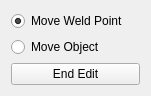
The window that scribus/ui/weldeditbase.ui (scribusproject/scribus) describes before a commit, drawn with Qt 5.
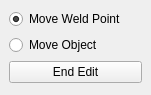
The same window after the commit. Custom widgets are drawn as their Qt base class.

Commit message: #16467: Unify margins and spacing for dialogs, set 6 <bubu>

```diff
--- a/scribus/ui/weldeditbase.ui
+++ b/scribus/ui/weldeditbase.ui
@@ -14,6 +14,18 @@
    <string>Edit Weld</string>
   </property>
   <layout class="QVBoxLayout" name="verticalLayout">
+   <property name="leftMargin">
+    <number>9</number>
+   </property>
+   <property name="topMargin">
+    <number>9</number>
+   </property>
+   <property name="rightMargin">
+    <number>9</number>
+   </property>
+   <property name="bottomMargin">
+    <number>9</number>
+   </property>
    <item>
     <widget class="QRadioButton" name="moveWeldPoint">
      <property name="text">
```
The commit also changes 5 other files.
